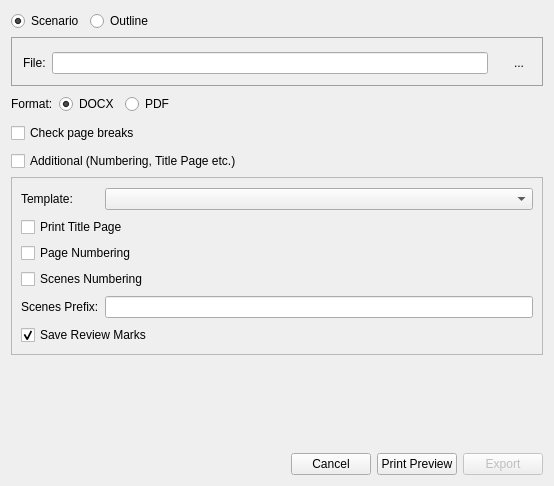
The window that src/bin/scenarist-desktop/UserInterfaceLayer/Export/ExportDialog.ui (dimkanovikov/KITScenarist) describes before a commit, drawn with Qt 5.
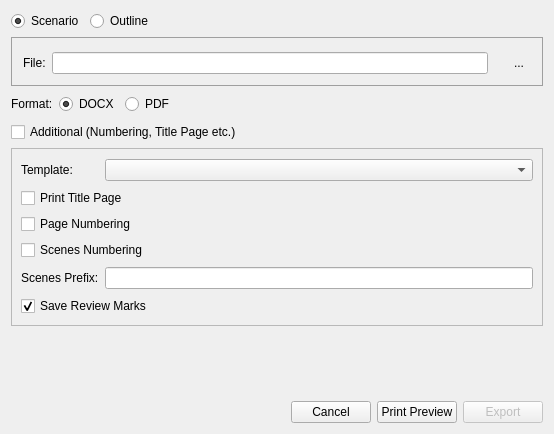
The same window after the commit. Icons and pictures are not drawn. Custom widgets are drawn as their Qt base class.

Commit message: Removed check page breaks option from export dialog

What changed in the file:
```diff
--- a/src/bin/scenarist-desktop/UserInterfaceLayer/Export/ExportDialog.ui
+++ b/src/bin/scenarist-desktop/UserInterfaceLayer/Export/ExportDialog.ui
@@ -7,7 +7,7 @@
     <x>0</x>
     <y>0</y>
     <width>554</width>
-    <height>486</height>
+    <height>434</height>
    </rect>
   </property>
   <property name="sizePolicy">
@@ -32,7 +32,7 @@
 }</string>
   </property>
   <layout class="QGridLayout" name="gridLayout">
-   <item row="7" column="0" colspan="2">
+   <item row="6" column="0" colspan="2">
     <layout class="QHBoxLayout" name="horizontalLayout">
      <item>
       <spacer name="horizontalSpacer">
@@ -151,9 +151,7 @@
     </widget>
    </item>
    <item row="3" column="0" colspan="2">
-    <layout class="QHBoxLayout" name="horizontalLayout_4">
-     <item>
-      <widget class="QCheckBox" name="checkPageBreaks">
+    <widget class="QCheckBox" name="showAdditional">
        <property name="sizePolicy">
         <sizepolicy hsizetype="Preferred" vsizetype="Fixed">
          <horstretch>0</horstretch>
@@ -161,48 +159,11 @@
         </sizepolicy>
        </property>
        <property name="text">
-        <string>Check page breaks</string>
+      <string>Additional (Numbering, Title Page etc.)</string>
        </property>
       </widget>
      </item>
-     <item>
-      <widget class="ToolTipLabel" name="label_29">
-       <property name="maximumSize">
-        <size>
-         <width>16</width>
-         <height>16</height>
-        </size>
-       </property>
-       <property name="toolTip">
-        <string>Checking page breaks can increase scenario page numbers.</string>
-       </property>
-       <property name="text">
-        <string/>
-       </property>
-       <property name="pixmap">
-        <pixmap resource="../../../scenarist-core/Resources/Resources.qrc">:/Graphics/Icons/help.png</pixmap>
-       </property>
-       <property name="scaledContents">
-        <bool>true</bool>
-       </property>
-      </widget>
-     </item>
-     <item>
-      <spacer name="horizontalSpacer_3">
-       <property name="orientation">
-        <enum>Qt::Horizontal</enum>
-       </property>
-       <property name="sizeHint" stdset="0">
-        <size>
-         <width>188</width>
-         <height>23</height>
-        </size>
-       </property>
-      </spacer>
-     </item>
-    </layout>
-   </item>
-   <item row="6" column="0">
+   <item row="5" column="0">
     <spacer name="verticalSpacer_2">
      <property name="orientation">
       <enum>Qt::Vertical</enum>
@@ -265,7 +226,7 @@
      </item>
     </layout>
    </item>
-   <item row="5" column="0" colspan="2">
+   <item row="4" column="0" colspan="2">
     <widget class="QFrame" name="additionalSettings">
      <property name="frameShape">
       <enum>QFrame::StyledPanel</enum>
@@ -354,19 +315,6 @@
      </layout>
     </widget>
    </item>
-   <item row="4" column="0" colspan="2">
-    <widget class="QCheckBox" name="showAdditional">
-     <property name="sizePolicy">
-      <sizepolicy hsizetype="Preferred" vsizetype="Fixed">
-       <horstretch>0</horstretch>
-       <verstretch>0</verstretch>
-      </sizepolicy>
-     </property>
-     <property name="text">
-      <string>Additional (Numbering, Title Page etc.)</string>
-     </property>
-    </widget>
-   </item>
    <item row="0" column="0" colspan="2">
     <widget class="QWidget" name="widget" native="true">
      <layout class="QHBoxLayout" name="horizontalLayout_5">
```
Left out of the diff: 1 changed line with no effect on the pictures. Lines whose indentation alone changed are shown as unchanged. The commit also changes 5 other files.
